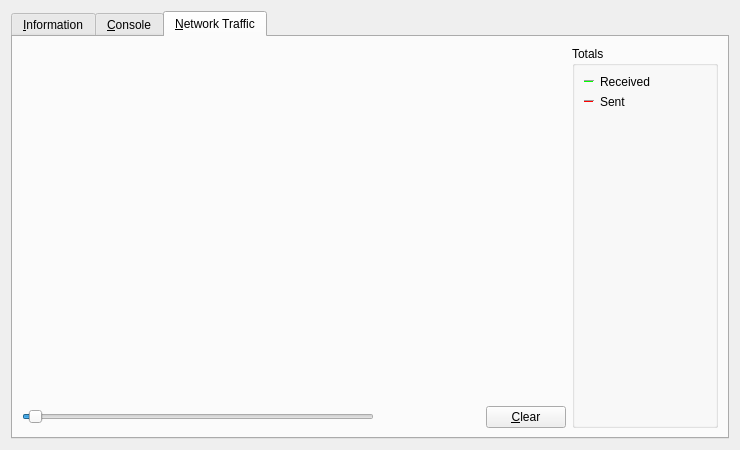
Qt form ecoin/src/qt/forms/rpcconsole.ui (epsylon/ecoin) before a commit.
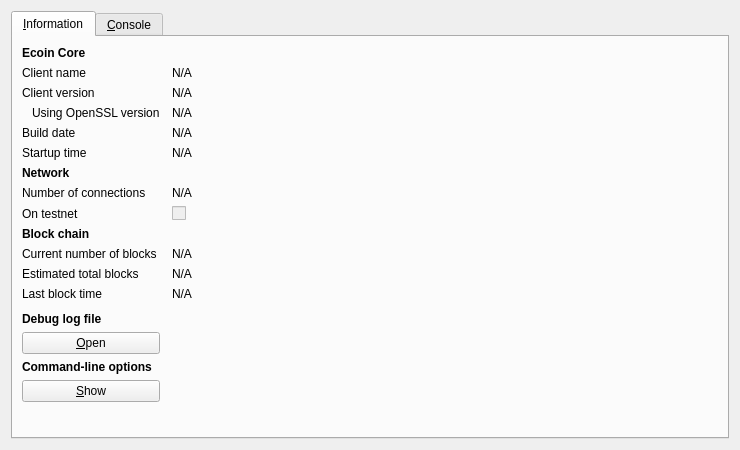
The same form after that commit. The open tabs and pages were chosen to show the change. Icons and pictures are not drawn. Custom widgets are drawn as their Qt base class.

Patch:
```diff
--- a/ecoin/src/qt/forms/rpcconsole.ui
+++ b/ecoin/src/qt/forms/rpcconsole.ui
@@ -445,274 +445,10 @@
        </item>
       </layout>
      </widget>
-     <widget class="QWidget" name="tab_nettraffic">
-      <attribute name="title">
-       <string>&amp;Network Traffic</string>
-      </attribute>
-      <layout class="QHBoxLayout" name="horizontalLayout_3">
-       <item>
-        <layout class="QVBoxLayout" name="verticalLayout_4">
-         <item>
-          <widget class="TrafficGraphWidget" name="trafficGraph" native="true">
-           <property name="sizePolicy">
-            <sizepolicy hsizetype="Expanding" vsizetype="Expanding">
-             <horstretch>0</horstretch>
-             <verstretch>0</verstretch>
-            </sizepolicy>
-           </property>
-          </widget>
-         </item>
-         <item>
-          <layout class="QHBoxLayout" name="horizontalLayout_2">
-           <item>
-            <widget class="QSlider" name="sldGraphRange">
-             <property name="minimum">
-              <number>1</number>
-             </property>
-             <property name="maximum">
-              <number>288</number>
-             </property>
-             <property name="pageStep">
-              <number>12</number>
-             </property>
-             <property name="value">
-              <number>6</number>
-             </property>
-             <property name="orientation">
-              <enum>Qt::Horizontal</enum>
-             </property>
-            </widget>
-           </item>
-           <item>
-            <widget class="QLabel" name="lblGraphRange">
-             <property name="minimumSize">
-              <size>
-               <width>100</width>
-               <height>0</height>
-              </size>
-             </property>
-             <property name="alignment">
-              <set>Qt::AlignCenter</set>
-             </property>
-            </widget>
-           </item>
-           <item>
-            <widget class="QPushButton" name="btnClearTrafficGraph">
-             <property name="text">
-              <string>&amp;Clear</string>
-             </property>
-             <property name="autoDefault">
-              <bool>false</bool>
-             </property>
-            </widget>
-           </item>
-          </layout>
-         </item>
-        </layout>
-       </item>
-       <item>
-        <layout class="QVBoxLayout" name="verticalLayout">
-         <item>
-          <widget class="QGroupBox" name="groupBox">
-           <property name="title">
-            <string>Totals</string>
-           </property>
-           <layout class="QVBoxLayout" name="verticalLayout_5">
-            <item>
-             <layout class="QHBoxLayout" name="horizontalLayout_4">
-              <item>
-               <widget class="Line" name="line">
-                <property name="sizePolicy">
-                 <sizepolicy hsizetype="Fixed" vsizetype="Fixed">
-                  <horstretch>0</horstretch>
-                  <verstretch>0</verstretch>
-                 </sizepolicy>
-                </property>
-                <property name="minimumSize">
-                 <size>
-                  <width>10</width>
-                  <height>0</height>
-                 </size>
-                </property>
-                <property name="palette">
-                 <palette>
-                  <active>
-                   <colorrole role="Light">
-                    <brush brushstyle="SolidPattern">
-                     <color alpha="255">
-                      <red>0</red>
-                      <green>255</green>
-                      <blue>0</blue>
-                     </color>
-                    </brush>
-                   </colorrole>
-                  </active>
-                  <inactive>
-                   <colorrole role="Light">
-                    <brush brushstyle="SolidPattern">
-                     <color alpha="255">
-                      <red>0</red>
-                      <green>255</green>
-                      <blue>0</blue>
-                     </color>
-                    </brush>
-                   </colorrole>
-                  </inactive>
-                  <disabled>
-                   <colorrole role="Light">
-                    <brush brushstyle="SolidPattern">
-                     <color alpha="255">
-                      <red>0</red>
-                      <green>255</green>
-                      <blue>0</blue>
-                     </color>
-                    </brush>
-                   </colorrole>
-                  </disabled>
-                 </palette>
-                </property>
-                <property name="orientation">
-                 <enum>Qt::Horizontal</enum>
-                </property>
-               </widget>
-              </item>
-              <item>
-               <widget class="QLabel" name="label_16">
-                <property name="text">
-                 <string>Received</string>
-                </property>
-               </widget>
-              </item>
-              <item>
-               <widget class="QLabel" name="lblBytesIn">
-                <property name="minimumSize">
-                 <size>
-                  <width>50</width>
-                  <height>0</height>
-                 </size>
-                </property>
-                <property name="alignment">
-                 <set>Qt::AlignRight|Qt::AlignTrailing|Qt::AlignVCenter</set>
-                </property>
-               </widget>
-              </item>
-             </layout>
-            </item>
-            <item>
-             <layout class="QHBoxLayout" name="horizontalLayout_5">
-              <item>
-               <widget class="Line" name="line_2">
-                <property name="sizePolicy">
-                 <sizepolicy hsizetype="Fixed" vsizetype="Fixed">
-                  <horstretch>0</horstretch>
-                  <verstretch>0</verstretch>
-                 </sizepolicy>
-                </property>
-                <property name="minimumSize">
-                 <size>
-                  <width>10</width>
-                  <height>0</height>
-                 </size>
-                </property>
-                <property name="palette">
-                 <palette>
-                  <active>
-                   <colorrole role="Light">
-                    <brush brushstyle="SolidPattern">
-                     <color alpha="255">
-                      <red>255</red>
-                      <green>0</green>
-                      <blue>0</blue>
-                     </color>
-                    </brush>
-                   </colorrole>
-                  </active>
-                  <inactive>
-                   <colorrole role="Light">
-                    <brush brushstyle="SolidPattern">
-                     <color alpha="255">
-                      <red>255</red>
-                      <green>0</green>
-                      <blue>0</blue>
-                     </color>
-                    </brush>
-                   </colorrole>
-                  </inactive>
-                  <disabled>
-                   <colorrole role="Light">
-                    <brush brushstyle="SolidPattern">
-                     <color alpha="255">
-                      <red>255</red>
-                      <green>0</green>
-                      <blue>0</blue>
-                     </color>
-                    </brush>
-                   </colorrole>
-                  </disabled>
-                 </palette>
-                </property>
-                <property name="orientation">
-                 <enum>Qt::Horizontal</enum>
-                </property>
-               </widget>
-              </item>
-              <item>
-               <widget class="QLabel" name="label_17">
-                <property name="text">
-                 <string>Sent</string>
-                </property>
-               </widget>
-              </item>
-              <item>
-               <widget class="QLabel" name="lblBytesOut">
-                <property name="minimumSize">
-                 <size>
-                  <width>50</width>
-                  <height>0</height>
-                 </size>
-                </property>
-                <property name="alignment">
-                 <set>Qt::AlignRight|Qt::AlignTrailing|Qt::AlignVCenter</set>
-                </property>
-               </widget>
-              </item>
-             </layout>
-            </item>
-            <item>
-             <spacer name="verticalSpacer_4">
-              <property name="orientation">
-               <enum>Qt::Vertical</enum>
-              </property>
-              <property name="sizeHint" stdset="0">
-               <size>
-                <width>20</width>
-                <height>407</height>
-               </size>
-              </property>
-             </spacer>
-            </item>
-           </layout>
-          </widget>
-         </item>
-        </layout>
-       </item>
-      </layout>
-     </widget>
     </widget>
    </item>
   </layout>
  </widget>
- <customwidgets>
-  <customwidget>
-   <class>TrafficGraphWidget</class>
-   <extends>QWidget</extends>
-   <header>trafficgraphwidget.h</header>
-   <container>1</container>
-   <slots>
-    <slot>clear()</slot>
-   </slots>
-  </customwidget>
- </customwidgets>
  <resources>
   <include location="../bitcoin.qrc"/>
  </resources>
```
